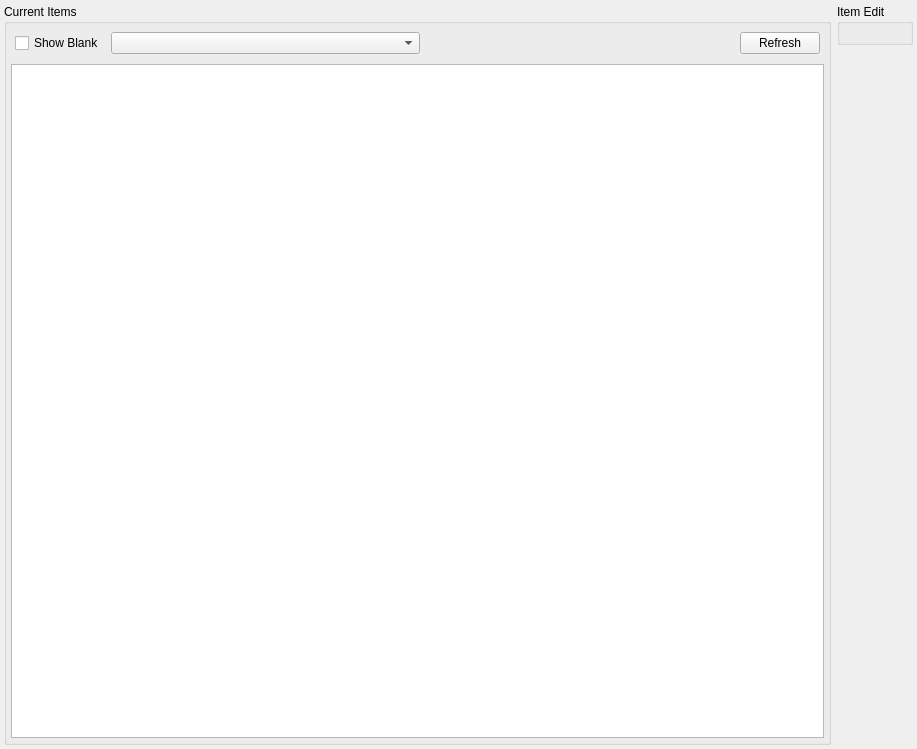
Old version of the form ui/components/inventory/inventory.ui in the repository evrins/DNF_pvf_python.
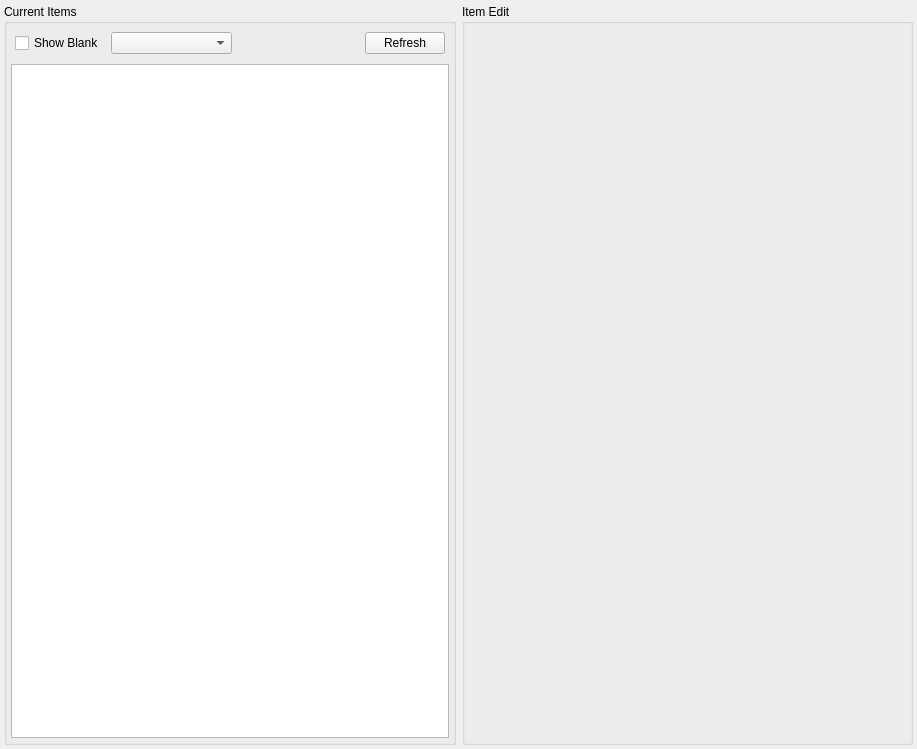
New version of the form.

```diff
--- a/ui/components/inventory/inventory.ui
+++ b/ui/components/inventory/inventory.ui
@@ -122,7 +122,7 @@
      </layout>
     </widget>
    </item>
-   <item alignment="Qt::AlignmentFlag::AlignLeft|Qt::AlignmentFlag::AlignTop">
+   <item>
     <widget class="QGroupBox" name="item_edit">
      <property name="sizePolicy">
       <sizepolicy hsizetype="Preferred" vsizetype="Expanding">
@@ -133,12 +133,27 @@
      <property name="title">
       <string>Item Edit</string>
      </property>
-     <property name="alignment">
-      <set>Qt::AlignmentFlag::AlignLeading|Qt::AlignmentFlag::AlignLeft|Qt::AlignmentFlag::AlignTop</set>
-     </property>
      <layout class="QVBoxLayout" name="verticalLayout_2">
+      <property name="leftMargin">
+       <number>4</number>
+      </property>
+      <property name="topMargin">
+       <number>4</number>
+      </property>
+      <property name="rightMargin">
+       <number>4</number>
+      </property>
+      <property name="bottomMargin">
+       <number>4</number>
+      </property>
       <item>
        <widget class="QStackedWidget" name="form_stack_widget">
+        <property name="sizePolicy">
+         <sizepolicy hsizetype="Preferred" vsizetype="Expanding">
+          <horstretch>0</horstretch>
+          <verstretch>1</verstretch>
+         </sizepolicy>
+        </property>
         <property name="currentIndex">
          <number>-1</number>
         </property>
```
